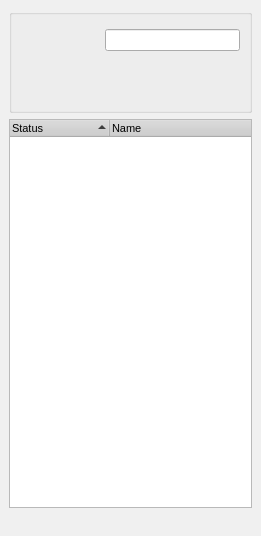
Old version of the form rs-Qt-gui/src/gui/MessengerWindow.ui in the repository autoscatto/retroshare.
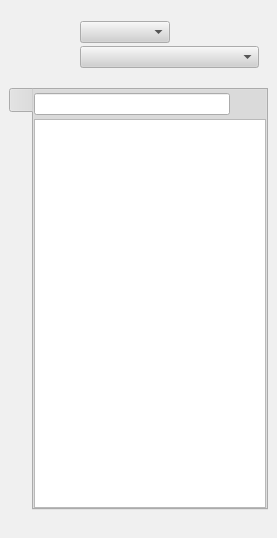
New version of the form. Icons and pictures are not drawn.

```diff
--- a/rs-Qt-gui/src/gui/MessengerWindow.ui
+++ b/rs-Qt-gui/src/gui/MessengerWindow.ui
@@ -5,8 +5,8 @@
    <rect>
     <x>0</x>
     <y>0</y>
-    <width>261</width>
-    <height>536</height>
+    <width>277</width>
+    <height>538</height>
    </rect>
   </property>
   <property name="palette" >
@@ -502,6 +502,95 @@
    <property name="spacing" >
     <number>6</number>
    </property>
+   <item row="1" column="0" >
+    <widget class="QTabWidget" name="tabWidget" >
+     <property name="tabPosition" >
+      <enum>QTabWidget::West</enum>
+     </property>
+     <property name="tabShape" >
+      <enum>QTabWidget::Rounded</enum>
+     </property>
+     <property name="currentIndex" >
+      <number>0</number>
+     </property>
+     <property name="elideMode" >
+      <enum>Qt::ElideNone</enum>
+     </property>
+     <property name="usesScrollButtons" >
+      <bool>true</bool>
+     </property>
+     <widget class="QWidget" name="tab" >
+      <attribute name="title" >
+       <string/>
+      </attribute>
+      <layout class="QGridLayout" >
+       <property name="margin" >
+        <number>0</number>
+       </property>
+       <property name="spacing" >
+        <number>0</number>
+       </property>
+       <item row="0" column="0" >
+        <layout class="QGridLayout" >
+         <property name="margin" >
+          <number>0</number>
+         </property>
+         <property name="spacing" >
+          <number>6</number>
+         </property>
+         <item row="0" column="1" >
+          <widget class="QToolButton" name="addIMAccountButton" >
+           <property name="toolTip" >
+            <string>&lt;html>&lt;head>&lt;meta name="qrichtext" content="1" />&lt;style type="text/css">
+p, li { white-space: pre-wrap; }
+&lt;/style>&lt;/head>&lt;body style=" font-family:'Arial'; font-size:8pt; font-weight:400; font-style:normal; text-decoration:none;">
+&lt;p style=" margin-top:0px; margin-bottom:0px; margin-left:0px; margin-right:0px; -qt-block-indent:0; text-indent:0px;">Add a Friend&lt;/p>&lt;/body>&lt;/html></string>
+           </property>
+           <property name="text" >
+            <string/>
+           </property>
+           <property name="icon" >
+            <iconset resource="images.qrc" >:/images/loadcert16.png</iconset>
+           </property>
+           <property name="iconSize" >
+            <size>
+             <width>22</width>
+             <height>22</height>
+            </size>
+           </property>
+           <property name="toolButtonStyle" >
+            <enum>Qt::ToolButtonTextBesideIcon</enum>
+           </property>
+           <property name="autoRaise" >
+            <bool>true</bool>
+           </property>
+          </widget>
+         </item>
+         <item row="0" column="0" >
+          <widget class="QLineEdit" name="lineEdit_2" />
+         </item>
+        </layout>
+       </item>
+       <item row="1" column="0" >
+        <widget class="QTreeView" name="messengertreeWidget" >
+         <property name="contextMenuPolicy" >
+          <enum>Qt::CustomContextMenu</enum>
+         </property>
+         <property name="acceptDrops" >
+          <bool>false</bool>
+         </property>
+         <property name="styleSheet" >
+          <string/>
+         </property>
+         <property name="sortingEnabled" >
+          <bool>true</bool>
+         </property>
+        </widget>
+       </item>
+      </layout>
+     </widget>
+    </widget>
+   </item>
    <item row="2" column="0" >
     <widget class="QLabel" name="label" >
      <property name="text" >
@@ -510,10 +599,7 @@
     </widget>
    </item>
    <item row="0" column="0" >
-    <widget class="QGroupBox" name="groupBox" >
-     <property name="title" >
-      <string/>
-     </property>
+    <widget class="QWidget" native="1" name="widget" >
      <layout class="QGridLayout" >
       <property name="margin" >
        <number>9</number>
@@ -521,48 +607,46 @@
       <property name="spacing" >
        <number>6</number>
       </property>
-      <item row="1" column="1" >
-       <spacer>
-        <property name="orientation" >
-         <enum>Qt::Horizontal</enum>
+      <item row="0" column="1" >
+       <layout class="QGridLayout" >
+        <property name="margin" >
+         <number>0</number>
         </property>
-        <property name="sizeHint" >
-         <size>
-          <width>121</width>
-          <height>34</height>
-         </size>
+        <property name="spacing" >
+         <number>0</number>
         </property>
-       </spacer>
-      </item>
-      <item row="1" column="2" >
-       <widget class="QToolButton" name="addIMAccountButton" >
-        <property name="toolTip" >
-         <string>&lt;html>&lt;head>&lt;meta name="qrichtext" content="1" />&lt;style type="text/css">
+        <item row="1" column="0" colspan="2" >
+         <widget class="QComboBox" name="comboBox_2" >
+          <property name="toolTip" >
+           <string>&lt;html>&lt;head>&lt;meta name="qrichtext" content="1" />&lt;style type="text/css">
 p, li { white-space: pre-wrap; }
 &lt;/style>&lt;/head>&lt;body style=" font-family:'Arial'; font-size:8pt; font-weight:400; font-style:normal; text-decoration:none;">
-&lt;p style=" margin-top:0px; margin-bottom:0px; margin-left:0px; margin-right:0px; -qt-block-indent:0; text-indent:0px;">Add a Friend&lt;/p>&lt;/body>&lt;/html></string>
-        </property>
-        <property name="text" >
-         <string/>
-        </property>
-        <property name="icon" >
-         <iconset resource="images.qrc" >:/images/loadcert16.png</iconset>
-        </property>
-        <property name="iconSize" >
-         <size>
-          <width>22</width>
-          <height>22</height>
-         </size>
-        </property>
-        <property name="toolButtonStyle" >
-         <enum>Qt::ToolButtonTextBesideIcon</enum>
-        </property>
-        <property name="autoRaise" >
-         <bool>true</bool>
-        </property>
-       </widget>
+&lt;p style=" margin-top:0px; margin-bottom:0px; margin-left:0px; margin-right:0px; -qt-block-indent:0; text-indent:0px;">set your private Message for your Friends&lt;/p>&lt;/body>&lt;/html></string>
+          </property>
+         </widget>
+        </item>
+        <item row="0" column="0" >
+         <widget class="QComboBox" name="statuscomboBox" >
+          <property name="toolTip" >
+           <string>&lt;html>&lt;head>&lt;meta name="qrichtext" content="1" />&lt;style type="text/css">
+p, li { white-space: pre-wrap; }
+&lt;/style>&lt;/head>&lt;body style=" font-family:'Arial'; font-size:8pt; font-weight:400; font-style:normal; text-decoration:none;">
+&lt;p style=" margin-top:0px; margin-bottom:0px; margin-left:0px; margin-right:0px; -qt-block-indent:0; text-indent:0px;">set your Status&lt;/p>&lt;/body>&lt;/html></string>
+          </property>
+          <property name="insertPolicy" >
+           <enum>QComboBox::NoInsert</enum>
+          </property>
+          <property name="frame" >
+           <bool>true</bool>
+          </property>
+          <property name="modelColumn" >
+           <number>0</number>
+          </property>
+         </widget>
+        </item>
+       </layout>
       </item>
-      <item rowspan="2" row="0" column="0" >
+      <item row="0" column="0" >
        <widget class="QToolButton" name="avatarButton" >
         <property name="toolTip" >
          <string>&lt;html>&lt;head>&lt;meta name="qrichtext" content="1" />&lt;style type="text/css">
@@ -575,8 +659,8 @@
         </property>
         <property name="iconSize" >
          <size>
-          <width>70</width>
-          <height>70</height>
+          <width>48</width>
+          <height>48</height>
          </size>
         </property>
         <property name="autoRaise" >
@@ -584,35 +668,9 @@
         </property>
        </widget>
       </item>
-      <item row="0" column="1" colspan="2" >
-       <widget class="QLineEdit" name="lineEdit" />
-      </item>
      </layout>
     </widget>
    </item>
-   <item row="1" column="0" >
-    <widget class="QTreeWidget" name="messengertreeWidget" >
-     <property name="contextMenuPolicy" >
-      <enum>Qt::CustomContextMenu</enum>
-     </property>
-     <property name="acceptDrops" >
-      <bool>false</bool>
-     </property>
-     <property name="sortingEnabled" >
-      <bool>true</bool>
-     </property>
-     <column>
-      <property name="text" >
-       <string>Status</string>
-      </property>
-     </column>
-     <column>
-      <property name="text" >
-       <string>Name</string>
-      </property>
-     </column>
-    </widget>
-   </item>
   </layout>
  </widget>
  <resources>
```
